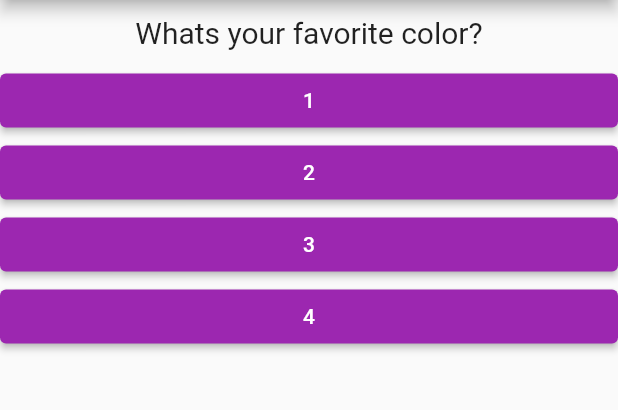
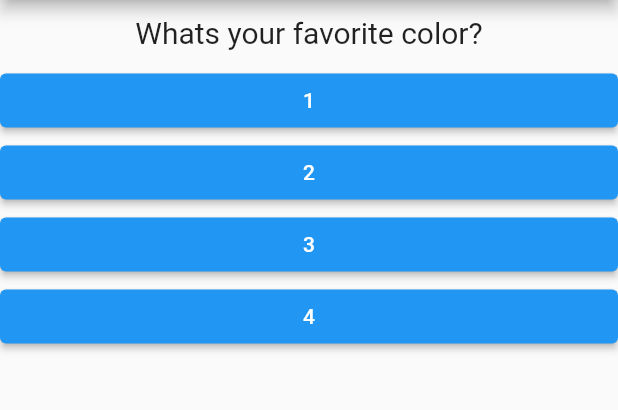
Before and after one commit to ethernetz/learning-flutter, a Flutter app: the screen it shows after launch, on a phone screen of 412 x 824 dp, the part 84-494 px from its top. Run offline on Flutter 3.47's test engine with Material 2 defaults, Android fonts, the phone set to English and light mode, and no system bars.

Commit message:
cleanup workflow

```diff
--- a/app/lib/answer.dart
+++ b/app/lib/answer.dart
@@ -11,7 +11,7 @@ class Answer extends StatelessWidget {
       width: double.infinity,
       child: ElevatedButton(
         onPressed: onPressed,
-        style: ElevatedButton.styleFrom(backgroundColor: Colors.purple),
+        style: ElevatedButton.styleFrom(backgroundColor: Colors.blue),
         child: Text(text),
       ),
     );
```
Also changed, not shown: 2 other files.
